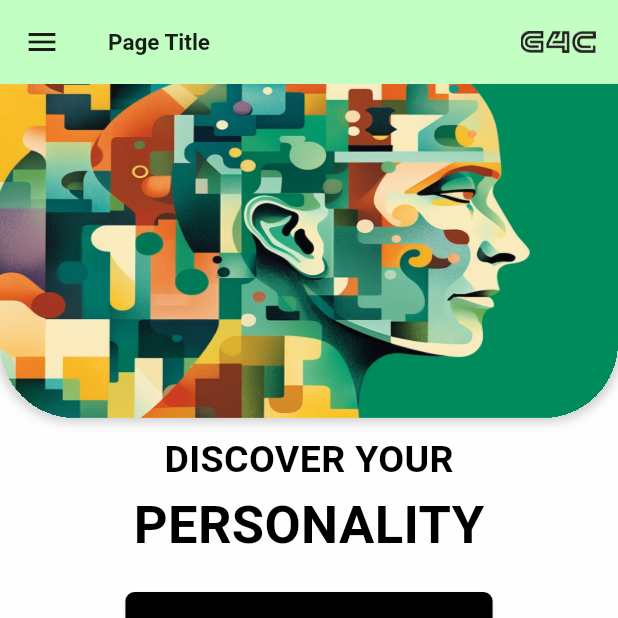
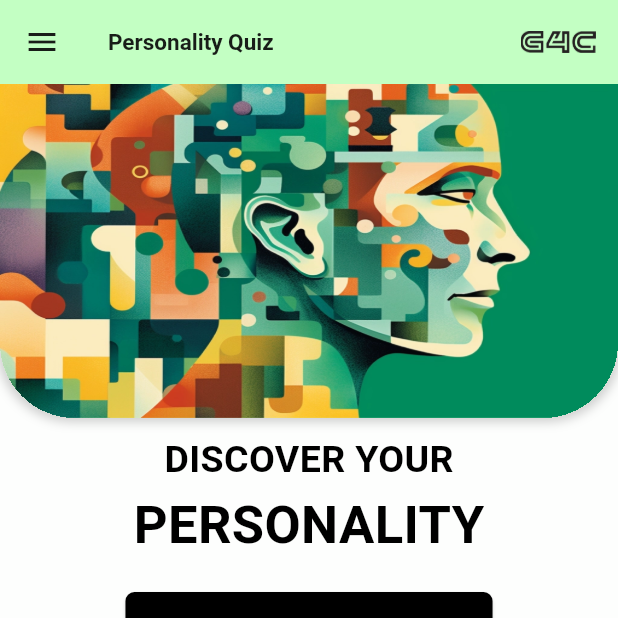
Before and after one commit to C-k-87/g4c, a Flutter app: the screen it shows after launch, in the side drawer, after a tap on "Personality Quiz", on a phone screen of 412 x 824 dp, the top half of it. Run offline on Flutter 3.47's test engine with Material 3 defaults, Android fonts, the phone set to English and light mode, and no system bars; our stand-ins replace flutter_spinkit.

Commit message:
Added Navigation routes and updated drawer  Changes to be committed: 	modified:   lib/g4c_drawer.dart 	modified:   lib/job_role_main.dart 	modified:   lib/personality_quizes_main.dart 	modified:   lib/profile_page.dart

```diff
--- a/lib/g4c_drawer.dart
+++ b/lib/g4c_drawer.dart
@@ -56,6 +56,7 @@ class G4CDrawer extends StatelessWidget {
                 BtnNavigation(
                     btnText: "Personality Quiz",
                     onPressed: () {
+                      Navigator.pop(context);
                       Navigator.push(
                         context,
                         MaterialPageRoute(
@@ -66,6 +67,7 @@ class G4CDrawer extends StatelessWidget {
                 BtnNavigation(
                     btnText: "Progress Tracker",
                     onPressed: () {
+                      Navigator.pop(context);
                       Navigator.push(
                         context,
                         MaterialPageRoute(
@@ -76,6 +78,7 @@ class G4CDrawer extends StatelessWidget {
                 BtnNavigation(
                     btnText: "Job Roles",
                     onPressed: () {
+                      Navigator.pop(context);
                       Navigator.push(
                         context,
                         MaterialPageRoute(
@@ -86,6 +89,7 @@ class G4CDrawer extends StatelessWidget {
                 BtnNavigation(
                     btnText: "Profile",
                     onPressed: () {
+                      Navigator.pop(context);
                       Navigator.push(
                         context,
                         MaterialPageRoute(
@@ -97,6 +101,7 @@ class G4CDrawer extends StatelessWidget {
                   padding: const EdgeInsets.symmetric(vertical: 50.0),
                   child: BtnBlackIcon(
                     onpressed: () {
+                      Navigator.pop(context);
                       //TODO : Implement sessions logout
                       Navigator.push(
                         context,
@@ -116,3 +121,31 @@ class G4CDrawer extends StatelessWidget {
     );
   }
 }
+
+AppBar G4CAppBar(String pageTitle, bool rounded) {
+  return AppBar(
+    shape: rounded
+        ? RoundedRectangleBorder(
+            borderRadius: BorderRadius.circular(20.0),
+          )
+        : null,
+    title: Text(
+      pageTitle,
+      style: const TextStyle(
+        fontSize: 15.0,
+        fontWeight: FontWeight.bold,
+      ),
+    ),
+    backgroundColor: const Color.fromARGB(255, 195, 255, 195),
+    centerTitle: false,
+    actions: [
+      Padding(
+        padding: const EdgeInsets.symmetric(horizontal: 15.0),
+        child: Image.asset(
+          'asset_lib/images/G4C_logo_text.png',
+          width: 50.0,
+        ),
+      ),
+    ],
+  );
+}
--- a/lib/job_role_main.dart
+++ b/lib/job_role_main.dart
@@ -9,29 +9,7 @@ class JobRoleMain extends StatelessWidget {
   Widget build(BuildContext context) {
     return Scaffold(
       backgroundColor: const Color.fromARGB(255, 253, 254, 253),
-      appBar: AppBar(
-        shape: RoundedRectangleBorder(
-          borderRadius: BorderRadius.circular(20.0),
-        ),
-        title: const Text(
-          'Page Title',
-          style: TextStyle(
-            fontSize: 15.0,
-            fontWeight: FontWeight.bold,
-          ),
-        ),
-        backgroundColor: const Color.fromARGB(255, 195, 255, 195),
-        centerTitle: false,
-        actions: [
-          Padding(
-            padding: const EdgeInsets.symmetric(horizontal: 15.0),
-            child: Image.asset(
-              'asset_lib/images/G4C_logo_text.png',
-              width: 50.0,
-            ),
-          ),
-        ],
-      ),
+      appBar: G4CAppBar('Job Roles', false),
       drawer: const G4CDrawer(), // Use 'color' instead of 'backgroundColor'
       body: ListView(
         children: [
--- a/lib/personality_quizes_main.dart
+++ b/lib/personality_quizes_main.dart
@@ -10,30 +10,8 @@ class PersonalityMain extends StatelessWidget {
   @override
   Widget build(BuildContext context) {
     return Scaffold(
-      appBar: AppBar(
-        shape: RoundedRectangleBorder(
-            // borderRadius: BorderRadius.circular(20.0),
-            ),
-        title: const Text(
-          'Page Title',
-          style: TextStyle(
-            fontSize: 15.0,
-            fontWeight: FontWeight.bold,
-          ),
-        ),
-        backgroundColor: const Color.fromARGB(255, 195, 255, 195),
-        centerTitle: false,
-        actions: [
-          Padding(
-            padding: const EdgeInsets.symmetric(horizontal: 15.0),
-            child: Image.asset(
-              'asset_lib/images/G4C_logo_text.png',
-              width: 50.0,
-            ),
-          ),
-        ],
-      ),
-      drawer: G4CDrawer(),
+      appBar: G4CAppBar('Personality Quiz', false),
+      drawer: const G4CDrawer(),
       backgroundColor: const Color.fromARGB(255, 253, 254, 253),
       body: ListView(
         children: [
--- a/lib/profile_page.dart
+++ b/lib/profile_page.dart
@@ -10,29 +10,7 @@ class ProfilePage extends StatelessWidget {
   @override
   Widget build(BuildContext context) {
     return Scaffold(
-      appBar: AppBar(
-        // shape: RoundedRectangleBorder(
-        //   borderRadius: BorderRadius.circular(20.0),
-        // ),
-        title: const Text(
-          'Page Title',
-          style: TextStyle(
-            fontSize: 15.0,
-            fontWeight: FontWeight.bold,
-          ),
-        ),
-        backgroundColor: const Color.fromARGB(255, 195, 255, 195),
-        centerTitle: false,
-        actions: [
-          Padding(
-            padding: const EdgeInsets.symmetric(horizontal: 15.0),
-            child: Image.asset(
-              'asset_lib/images/G4C_logo_text.png',
-              width: 50.0,
-            ),
-          ),
-        ],
-      ),
+      appBar: G4CAppBar('Profile Page', false),
       drawer: const G4CDrawer(),
       body: ListView(
         children: [
```
